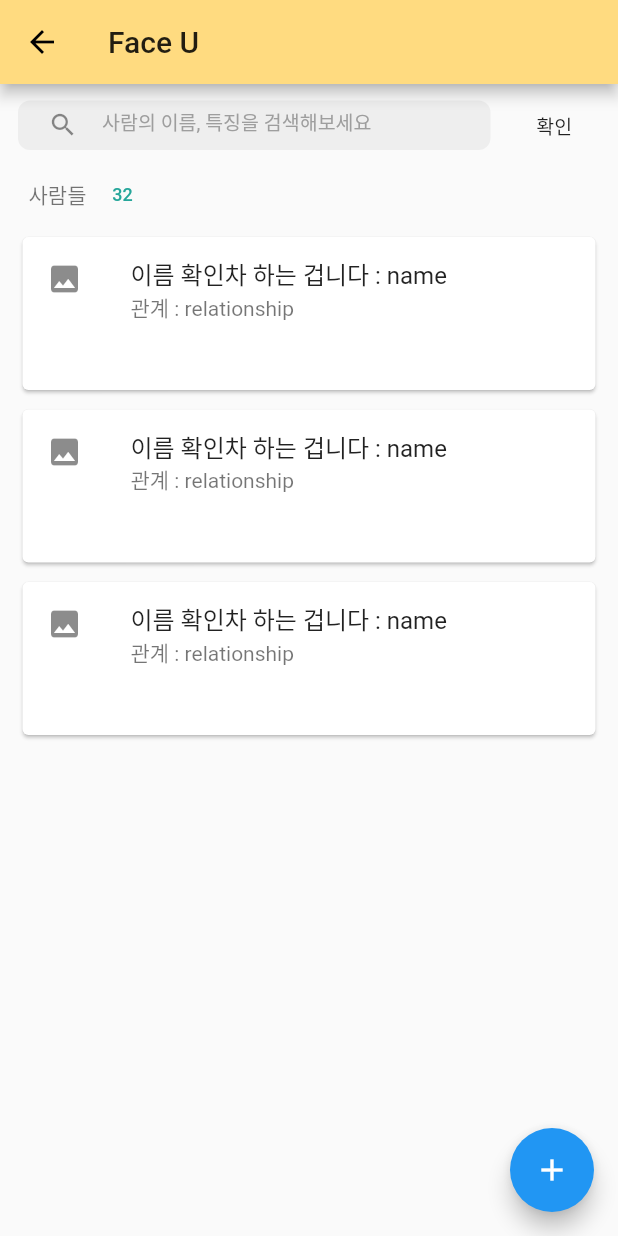
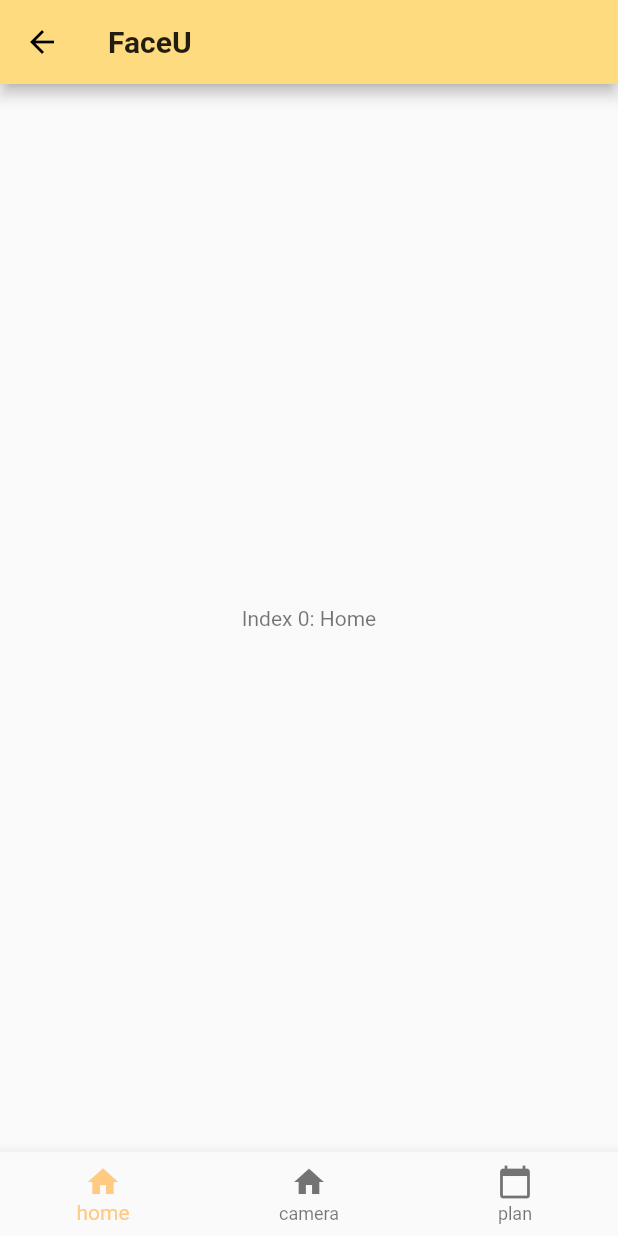
Before and after one commit to Semodrug/FACE_U, a Flutter app: the screen it shows after launch, on a phone screen of 412 x 824 dp. Run offline on Flutter 3.47's test engine with Material 2 defaults, Android fonts, the phone set to English and light mode, and no system bars; Roboto replaces fonts that are missing (Hind, OmniGothic).

Commit message:
bar is back

```diff
--- a/lib/home.dart
+++ b/lib/home.dart
@@ -1,4 +1,6 @@
 import 'package:flutter/material.dart';
+
+import 'camera.dart';
 
 class HomePage extends StatefulWidget {
   @override
@@ -6,159 +8,62 @@ class HomePage extends StatefulWidget {
 }
 
 class _HomePageState extends State<HomePage> {
-  final num = 32; // streambuilder 로 불러오기
+  int _selectedIndex = 0;
+  static const List<Widget> _widgetOptions =
+  <Widget>[
+//    PeoplePage()
+    Text('Index 0: Home'),
+        Text('Index 1: Camera'),
+    Text('Index 2: Plan'),
+  ];
+
+  void _onItemTapped(int index) {
+    setState(() {
+      _selectedIndex = index;
+    });
+  }
 
   @override
   Widget build(BuildContext context) {
     return Scaffold(
       appBar: AppBar(
-        title: Text('Face U'),
+          backgroundColor: Theme.of(context).primaryColor,
+          title: Text("FaceU", style: Theme.of(context).textTheme.headline1)
       ),
-      body: Column(
-        children: [
-          SearchBar(),
-          _countDrowpdown(context, num),
-          //ListView.builder(itemBuilder: null),
-          ListCards('name', 'relationship'),
-          SizedBox(
-            height: 5,
-          ),
-          ListCards('name', 'relationship'),
-          SizedBox(
-            height: 5,
-          ),
-          ListCards('name', 'relationship'),
-        ],
+      body: Center(
+        child: _widgetOptions.elementAt(_selectedIndex),
       ),
-      floatingActionButton: FloatingActionButton(
-        child: Icon(Icons.add),
-        //onPressed: () => addMovies(),
-        onPressed: () {
-          print('move to add page');
-        },
+//      floatingActionButton: FloatingActionButton(
+//        child: Icon(Icons.camera_enhance),
+//        onPressed: () {
+//          Navigator.push(
+//              context, MaterialPageRoute(
+//              builder: (context) => Camera()
+//          ));
+//        },
+//        backgroundColor: Theme.of(context).primaryColor,
+//      ),
+//      floatingActionButtonLocation: FloatingActionButtonLocation.centerDocked,
+      bottomNavigationBar: BottomNavigationBar(
+          items: const <BottomNavigationBarItem> [
+            BottomNavigationBarItem(
+                icon: Icon(Icons.home),
+                label: 'home'
+            ),
+            BottomNavigationBarItem(
+                icon: Icon(Icons.home),
+                label: 'camera'
+            ),
+            BottomNavigationBarItem(
+                icon: Icon(Icons.calendar_today),
+                label: 'plan'
+            ),
+          ],
+          currentIndex: _selectedIndex,
+          selectedItemColor: Theme.of(context).bottomAppBarColor,
+          onTap: _onItemTapped
       ),
-      //TODO: floating button presse 하면 Addpage
 
     );
   }
-
-//TODO:사람 명수, Dropdown Query로 써서 이름순, 등록순 하는 법
-  Widget _countDrowpdown(context, num) {
-    return Row(
-      children: <Widget>[
-        Container(
-          margin: EdgeInsets.only(left: 19, top: 6),
-          child: Row(
-            children: <Widget>[
-              Text('사람들'), // theme 추가
-              ButtonTheme(
-                padding: EdgeInsets.symmetric(vertical: 0, horizontal: 2),
-                minWidth: 10,
-                height: 22,
-                child: FlatButton(
-                  child: Text(
-                    num.toString(),
-                    style: TextStyle(color: Colors.teal[400], fontSize: 12.0),
-                  ),
-                ),
-              ),
-            ],
-          ),
-        ),
-        SizedBox(width: 220),
-//        DropdownButton(
-//
-//        )
-      ],
-    );
-  }
-
-//TODO: List View Card 로 불러줘도 될 듯
-
 }
-
-class SearchBar extends StatefulWidget {
-  @override
-  _SearchBarState createState() => _SearchBarState();
-}
-
-class _SearchBarState extends State<SearchBar> {
-  @override
-  Widget build(BuildContext context) {
-    //이 search bar에서 바로 검색을 하게 할 것인가?
-    return Row(
-      children: <Widget>[
-        Container(
-          width: 315,
-          height: 33,
-          padding: EdgeInsets.only(left: 20, right: 30),
-          margin: EdgeInsets.fromLTRB(12, 11, 0, 0),
-          decoration: BoxDecoration(
-            borderRadius: BorderRadius.all(Radius.circular(8.0)),
-            color: Colors.grey[200],
-          ),
-          child: TextField(
-            cursorColor: Colors.black,
-            decoration: InputDecoration(
-              icon: Icon(Icons.search, size: 20),
-              hintText: "사람의 이름, 특징을 검색해보세요 ",
-              hintStyle: TextStyle(fontSize: 13.0, color: Colors.grey),
-              disabledBorder: InputBorder.none,
-              focusedBorder: InputBorder.none,
-              enabledBorder: InputBorder.none,
-            ),
-          ),
-        ),
-        SizedBox(
-          width: 10,
-        ),
-        Container(
-            margin: EdgeInsets.only(top: 11),
-            height: 33,
-            width: 65,
-            child: FlatButton(
-              child: Text(
-                '확인',
-                style: TextStyle(fontSize: 13),
-              ),
-              onPressed: () {},
-            ))
-      ],
-    );
-  }
-}
-
-class ListCards extends StatefulWidget {
-  final String name;
-  final String relationship;
-
-  const ListCards(
-      this.name,
-      this.relationship, {
-        Key key,
-      }) : super(key: key);
-
-  @override
-  _ListCardsState createState() => _ListCardsState();
-}
-
-class _ListCardsState extends State<ListCards> {
-  @override
-  Widget build(BuildContext context) {
-    return Container(
-        width: 390,
-        height: 110,
-        child: Card(
-          child: Column(
-            mainAxisSize: MainAxisSize.min,
-            children: <Widget>[
-              ListTile(
-                leading: Icon(Icons.image),
-                title: Text("이름 확인차 하는 겁니다 : ${widget.name}"),
-                subtitle: Text("관계 : ${widget.relationship}"),
-              ),
-            ],
-          ),
-        ));
-  }
-}
```
Also changed, not shown: lib/people.dart (added, +164 -0 lines), pubspec.lock.
